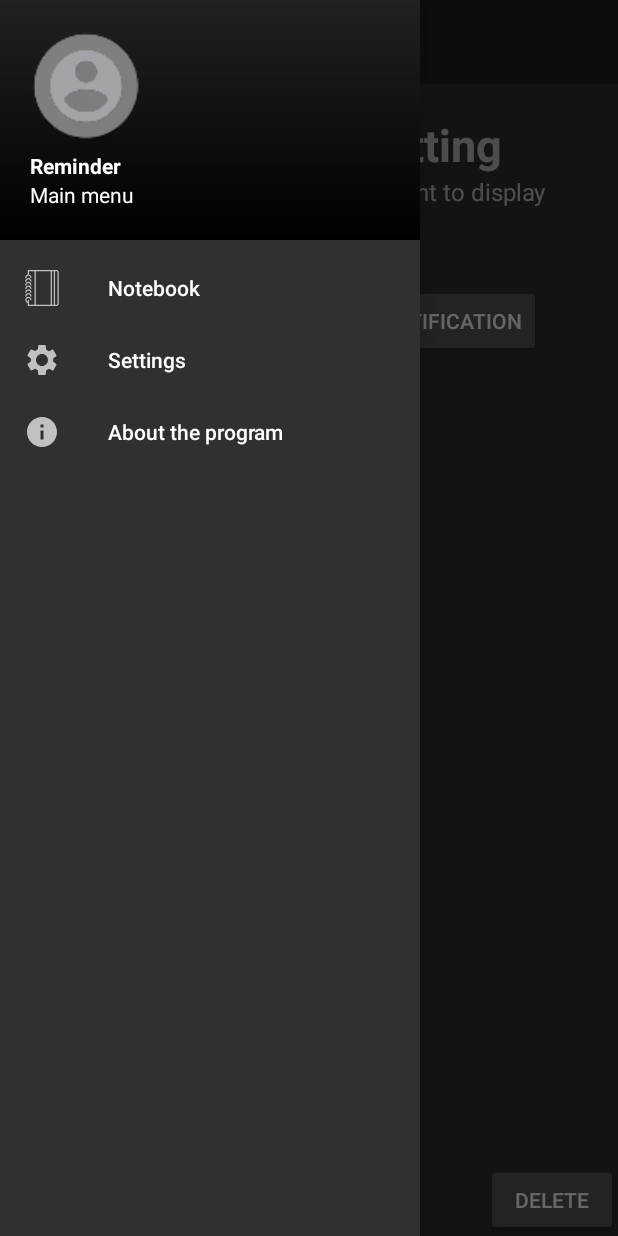
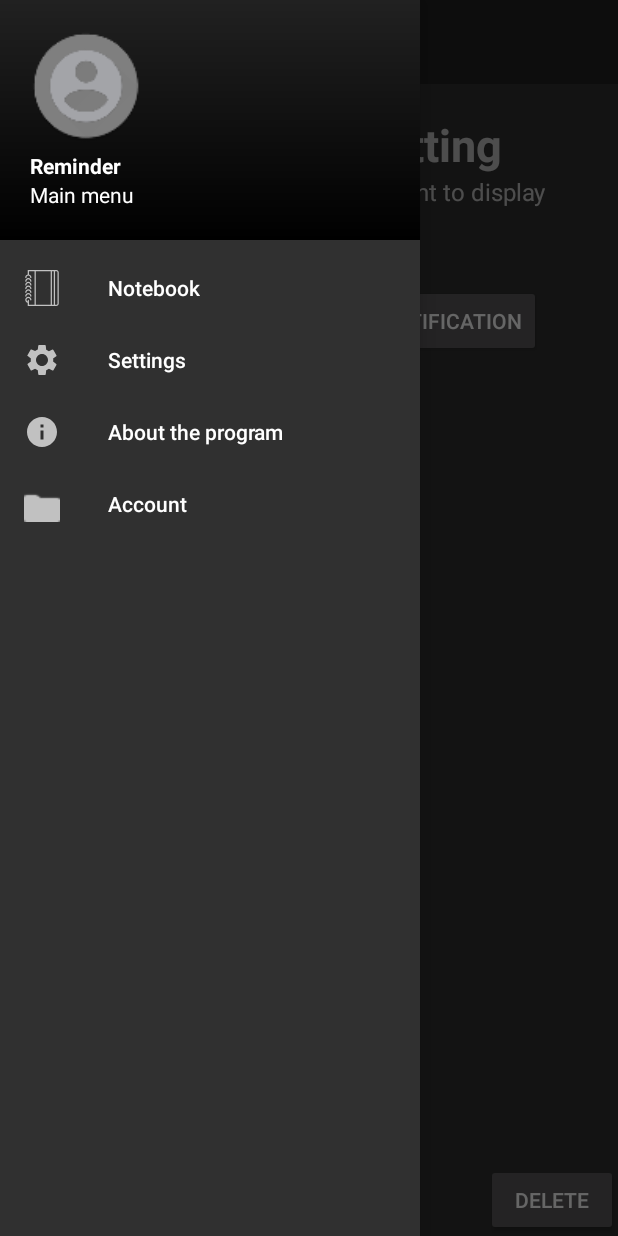
Before and after one commit to deVDem/Reminder, an Android app: the MainActivity screen opened directly, with no data from a screen before it, with the side drawer open, on a phone screen of 412 x 824 dp. Run offline under Robolectric (Android 15) with nearby library versions, the phone set to English and light mode, and no system bars; our stand-ins replace AdMob; 1 statement that could not run was skipped.

Commit message:
Делаем по-тихоньку систему аккаунтов..

```diff
--- a/app/build.gradle
+++ b/app/build.gradle
@@ -8,7 +8,7 @@ android {
         minSdkVersion 14
         targetSdkVersion 27
         versionCode 315
-        versionName "1.37"
+        versionName "1.37beta2"
         testInstrumentationRunner "android.support.test.runner.AndroidJUnitRunner"
     }
     buildTypes {
--- a/app/src/main/java/devdem/time/MainActivity.java
+++ b/app/src/main/java/devdem/time/MainActivity.java
@@ -61,6 +61,7 @@ public class MainActivity extends AppCompatActivity {
             if(activ==2)  intent = new Intent(this, AboutActivity.class);
             if(activ==3)  intent = new Intent(this, NoteActivity.class);
             if(activ==4)  intent = new Intent(this, ThemeSetting.class);
+            if(activ==5)  intent = new Intent(this, LoginActivity.class);
         startActivity(intent);
         if (finishs) finish();
     }
@@ -126,6 +127,10 @@ public class MainActivity extends AppCompatActivity {
                                 return true;
                             case R.id.action_themesetting:
                                 nextActivity(4, true);
+                                menuItem.setChecked(true);
+                                return true;
+                            case R.id.action_account:
+                                nextActivity(5, true);
                                 menuItem.setChecked(true);
                                 return true;
                         }
--- a/app/src/main/res/menu/drawer_view.xml
+++ b/app/src/main/res/menu/drawer_view.xml
@@ -16,5 +16,10 @@
             android:orderInCategory="102"
             android:title="@string/action_settingtheme"
             android:icon="@drawable/ic_settings"/>
+        <item
+            android:id="@+id/action_account"
+            android:orderInCategory="104"
+            android:title="Account"
+            android:icon="@android:drawable/sym_contact_card"/>
     </group>
 </menu>
```
Also changed, not shown: app/src/main/AndroidManifest.xml (+6 -1 lines).
